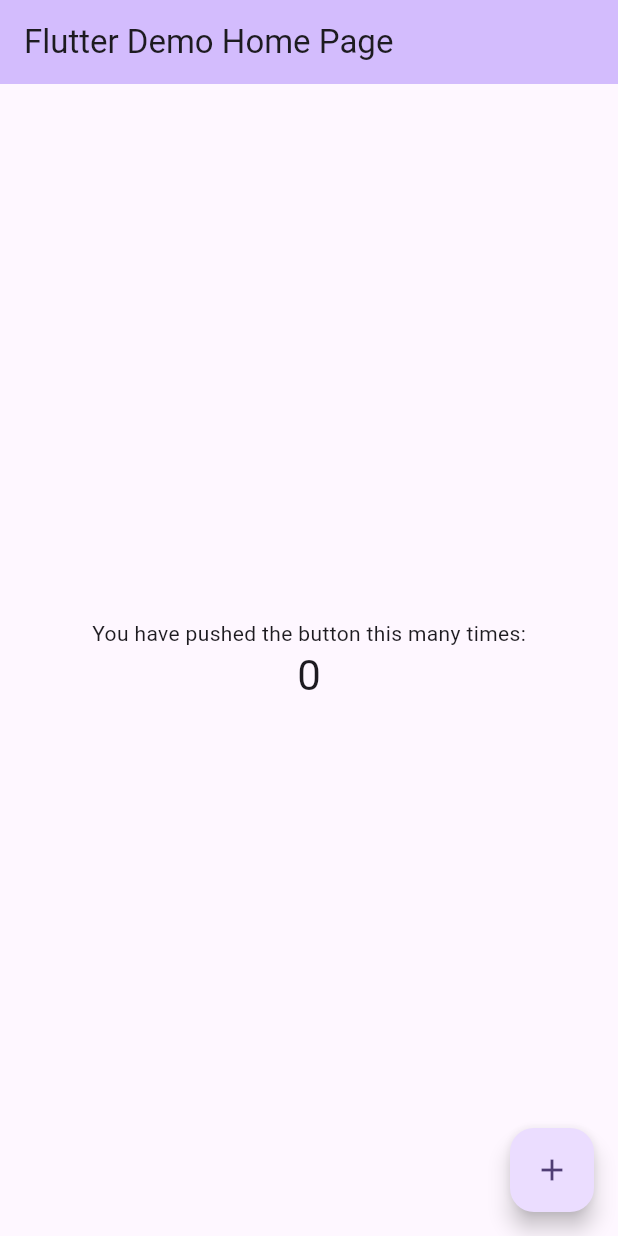
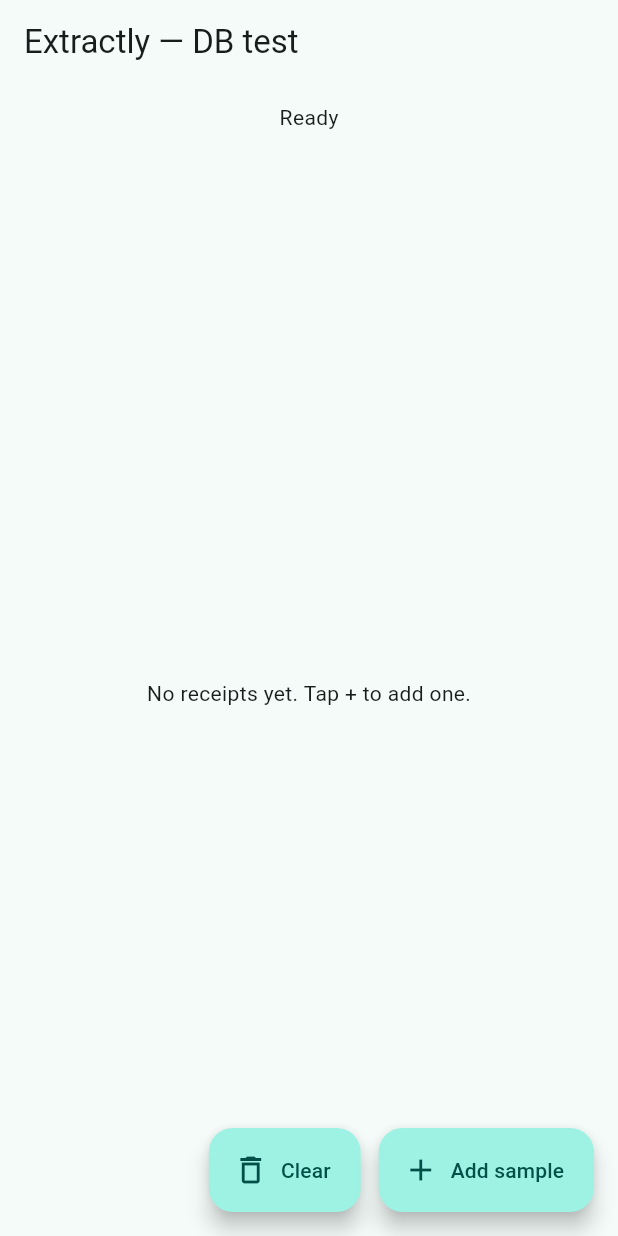
Before and after one commit to hafsa-aarifeen/extractly, a Flutter app: the screen it shows after launch, on a phone screen of 412 x 824 dp. Run offline on Flutter 3.47's test engine with Material 3 defaults, Android fonts, the phone set to English and light mode, and no system bars; our stand-ins replace drift, drift_flutter; accounts and stored records are empty; generated files the repository leaves out were written again.

Commit message:
feat(database): add Receipts and ReceiptItems tables with repository for persistence
- Created Receipts table to store scanned receipt data including merchant details, totals, and review status.
- Created ReceiptItems table to store line items associated with each receipt, linked via foreign key.
- Implemented ReceiptRepository for managing receipt persistence, including saving, retrieving, and deleting receipts and their items.

```diff
--- /dev/null
+++ b/lib/data/database/app_database.dart
@@ -0,0 +1,19 @@
+import 'package:drift/drift.dart';
+import 'package:drift_flutter/drift_flutter.dart';
+
+import 'tables.dart';
+
+part 'app_database.g.dart';
+
+@DriftDatabase(tables: [Receipts, ReceiptItems])
+class AppDatabase extends _$AppDatabase {
+  AppDatabase() : super(_openConnection());
+
+  @override
+  int get schemaVersion => 1;
+}
+
+QueryExecutor _openConnection() {
+  // drift_flutter picks the right native database file location for us.
+  return driftDatabase(name: 'extractly');
+}
--- /dev/null
+++ b/lib/data/receipt_repository.dart
@@ -0,0 +1,69 @@
+import 'package:drift/drift.dart';
+
+import 'database/app_database.dart';
+
+/// A receipt plus its line items, returned together for the UI.
+class ReceiptWithItems {
+  const ReceiptWithItems({required this.receipt, required this.items});
+
+  final Receipt receipt;
+  final List<ReceiptItem> items;
+}
+
+/// The single entry point for all receipt persistence.
+///
+/// The rest of the app depends on this, never on [AppDatabase] directly —
+/// so the storage details stay swappable and testable.
+class ReceiptRepository {
+  ReceiptRepository(this._db);
+
+  final AppDatabase _db;
+
+  /// Inserts a receipt and its items in one transaction, returning the new id.
+  ///
+  /// The transaction guarantees we never end up with a receipt that has
+  /// half its line items — either all rows commit, or none do.
+  Future<int> saveReceipt({
+    required ReceiptsCompanion receipt,
+    required List<ReceiptItemsCompanion> items,
+  }) {
+    return _db.transaction(() async {
+      final receiptId = await _db.into(_db.receipts).insert(receipt);
+
+      for (final item in items) {
+        await _db
+            .into(_db.receiptItems)
+            .insert(item.copyWith(receiptId: Value(receiptId)));
+      }
+
+      return receiptId;
+    });
+  }
+
+  /// All receipts, newest first.
+  Future<List<Receipt>> getAllReceipts() {
+    return (_db.select(
+      _db.receipts,
+    )..orderBy([(t) => OrderingTerm.desc(t.createdAt)])).get();
+  }
+
+  /// A single receipt with its line items, or null if it doesn't exist.
+  Future<ReceiptWithItems?> getReceiptById(int id) async {
+    final receipt = await (_db.select(
+      _db.receipts,
+    )..where((t) => t.id.equals(id))).getSingleOrNull();
+
+    if (receipt == null) return null;
+
+    final items = await (_db.select(
+      _db.receiptItems,
+    )..where((t) => t.receiptId.equals(id))).get();
+
+    return ReceiptWithItems(receipt: receipt, items: items);
+  }
+
+  /// Deletes a receipt. Its line items go too, via the cascade FK.
+  Future<void> deleteReceipt(int id) {
+    return (_db.delete(_db.receipts)..where((t) => t.id.equals(id))).go();
+  }
+}
--- a/lib/main.dart
+++ b/lib/main.dart
@@ -1,4 +1,8 @@
+import 'package:drift/drift.dart' show Value;
 import 'package:flutter/material.dart';
+
+import 'data/database/app_database.dart';
+import 'data/receipt_repository.dart';
 
 void main() {
   runApp(const MyApp());
@@ -7,115 +11,131 @@ void main() {
 class MyApp extends StatelessWidget {
   const MyApp({super.key});
 
-  // This widget is the root of your application.
   @override
   Widget build(BuildContext context) {
     return MaterialApp(
-      title: 'Flutter Demo',
-      theme: ThemeData(
-        // This is the theme of your application.
-        //
-        // TRY THIS: Try running your application with "flutter run". You'll see
-        // the application has a purple toolbar. Then, without quitting the app,
-        // try changing the seedColor in the colorScheme below to Colors.green
-        // and then invoke "hot reload" (save your changes or press the "hot
-        // reload" button in a Flutter-supported IDE, or press "r" if you used
-        // the command line to start the app).
-        //
-        // Notice that the counter didn't reset back to zero; the application
-        // state is not lost during the reload. To reset the state, use hot
-        // restart instead.
-        //
-        // This works for code too, not just values: Most code changes can be
-        // tested with just a hot reload.
-        colorScheme: .fromSeed(seedColor: Colors.deepPurple),
-      ),
-      home: const MyHomePage(title: 'Flutter Demo Home Page'),
+      title: 'Extractly',
+      theme: ThemeData(colorSchemeSeed: Colors.teal, useMaterial3: true),
+      home: const DbTestScreen(),
     );
   }
 }
 
-class MyHomePage extends StatefulWidget {
-  const MyHomePage({super.key, required this.title});
-
-  // This widget is the home page of your application. It is stateful, meaning
-  // that it has a State object (defined below) that contains fields that affect
-  // how it looks.
-
-  // This class is the configuration for the state. It holds the values (in this
-  // case the title) provided by the parent (in this case the App widget) and
-  // used by the build method of the State. Fields in a Widget subclass are
-  // always marked "final".
-
-  final String title;
+/// TEMPORARY: proves the database + repository work end to end.
+/// Replaced by the real Home screen in Phase 4.
+class DbTestScreen extends StatefulWidget {
+  const DbTestScreen({super.key});
 
   @override
-  State<MyHomePage> createState() => _MyHomePageState();
+  State<DbTestScreen> createState() => _DbTestScreenState();
 }
 
-class _MyHomePageState extends State<MyHomePage> {
-  int _counter = 0;
+class _DbTestScreenState extends State<DbTestScreen> {
+  late final AppDatabase _db;
+  late final ReceiptRepository _repo;
 
-  void _incrementCounter() {
-    setState(() {
-      // This call to setState tells the Flutter framework that something has
-      // changed in this State, which causes it to rerun the build method below
-      // so that the display can reflect the updated values. If we changed
-      // _counter without calling setState(), then the build method would not be
-      // called again, and so nothing would appear to happen.
-      _counter++;
-    });
+  List<Receipt> _receipts = [];
+  String _status = 'Ready';
+
+  @override
+  void initState() {
+    super.initState();
+    _db = AppDatabase();
+    _repo = ReceiptRepository(_db);
+    _load();
+  }
+
+  @override
+  void dispose() {
+    _db.close();
+    super.dispose();
+  }
+
+  Future<void> _load() async {
+    final rows = await _repo.getAllReceipts();
+    setState(() => _receipts = rows);
+  }
+
+  Future<void> _addSample() async {
+    final id = await _repo.saveReceipt(
+      receipt: ReceiptsCompanion.insert(
+        merchantName: const Value('Sample Cafe'),
+        currency: const Value('LKR'),
+        date: Value(DateTime.now().toIso8601String().substring(0, 10)),
+        total: const Value(1450.00),
+      ),
+      items: [
+        ReceiptItemsCompanion.insert(
+          receiptId: 0, // overwritten inside the transaction
+          description: 'Cappuccino',
+          quantity: const Value(2),
+          unitPrice: const Value(650),
+          total: const Value(1300),
+        ),
+        ReceiptItemsCompanion.insert(
+          receiptId: 0,
+          description: 'Service charge',
+          total: const Value(150),
+        ),
+      ],
+    );
+    setState(() => _status = 'Saved receipt #$id');
+    await _load();
+  }
+
+  Future<void> _clear() async {
+    for (final r in _receipts) {
+      await _repo.deleteReceipt(r.id);
+    }
+    setState(() => _status = 'Cleared all');
+    await _load();
   }
 
   @override
   Widget build(BuildContext context) {
-    // This method is rerun every time setState is called, for instance as done
-    // by the _incrementCounter method above.
-    //
-    // The Flutter framework has been optimized to make rerunning build methods
-    // fast, so that you can just rebuild anything that needs updating rather
-    // than having to individually change instances of widgets.
     return Scaffold(
-      appBar: AppBar(
-        // TRY THIS: Try changing the color here to a specific color (to
-        // Colors.amber, perhaps?) and trigger a hot reload to see the AppBar
-        // change color while the other colors stay the same.
-        backgroundColor: Theme.of(context).colorScheme.inversePrimary,
-        // Here we take the value from the MyHomePage object that was created by
-        // the App.build method, and use it to set our appbar title.
-        title: Text(widget.title),
+      appBar: AppBar(title: const Text('Extractly — DB test')),
+      body: Column(
+        children: [
+          Padding(padding: const EdgeInsets.all(12), child: Text(_status)),
+          Expanded(
+            child: _receipts.isEmpty
+                ? const Center(
+                    child: Text('No receipts yet. Tap + to add one.'),
+                  )
+                : ListView.builder(
+                    itemCount: _receipts.length,
+                    itemBuilder: (context, i) {
+                      final r = _receipts[i];
+                      return ListTile(
+                        title: Text(r.merchantName ?? '(no name)'),
+                        subtitle: Text('${r.date ?? "?"} · #${r.id}'),
+                        trailing: Text(
+                          '${r.currency ?? ""} ${r.total?.toStringAsFixed(2) ?? "-"}',
+                        ),
+                      );
+                    },
+                  ),
+          ),
+        ],
       ),
-      body: Center(
-        // Center is a layout widget. It takes a single child and positions it
-        // in the middle of the parent.
-        child: Column(
-          // Column is also a layout widget. It takes a list of children and
-          // arranges them vertically. By default, it sizes itself to fit its
-          // children horizontally, and tries to be as tall as its parent.
-          //
-          // Column has various properties to control how it sizes itself and
-          // how it positions its children. Here we use mainAxisAlignment to
-          // center the children vertically; the main axis here is the vertical
-          // axis because Columns are vertical (the cross axis would be
-          // horizontal).
-          //
-          // TRY THIS: Invoke "debug painting" (choose the "Toggle Debug Paint"
-          // action in the IDE, or press "p" in the console), to see the
-          // wireframe for each widget.
-          mainAxisAlignment: .center,
-          children: [
-            const Text('You have pushed the button this many times:'),
-            Text(
-              '$_counter',
-              style: Theme.of(context).textTheme.headlineMedium,
-            ),
-          ],
-        ),
-      ),
-      floatingActionButton: FloatingActionButton(
-        onPressed: _incrementCounter,
-        tooltip: 'Increment',
-        child: const Icon(Icons.add),
+      floatingActionButton: Row(
+        mainAxisAlignment: MainAxisAlignment.end,
+        children: [
+          FloatingActionButton.extended(
+            heroTag: 'clear',
+            onPressed: _clear,
+            label: const Text('Clear'),
+            icon: const Icon(Icons.delete_outline),
+          ),
+          const SizedBox(width: 12),
+          FloatingActionButton.extended(
+            heroTag: 'add',
+            onPressed: _addSample,
+            label: const Text('Add sample'),
+            icon: const Icon(Icons.add),
+          ),
+        ],
       ),
     );
   }
--- a/pubspec.yaml
+++ b/pubspec.yaml
@@ -34,6 +34,8 @@ dependencies:
   # The following adds the Cupertino Icons font to your application.
   # Use with the CupertinoIcons class for iOS style icons.
   cupertino_icons: ^1.0.8
+  drift: ^2.34.3
+  drift_flutter: ^0.3.1
 
 dev_dependencies:
   flutter_test:
@@ -45,6 +47,8 @@ dev_dependencies:
   # package. See that file for information about deactivating specific lint
   # rules and activating additional ones.
   flutter_lints: ^6.0.0
+  drift_dev: ^2.34.5
+  build_runner: ^2.15.1
 
 # For information on the generic Dart part of this file, see the
 # following page: https://dart.dev/tools/pub/pubspec
```
Also changed, not shown: lib/data/database/tables.dart (added, +45 -0 lines), lib/data/database/app_database.g.dart (added), pubspec.lock, 2 other files.
